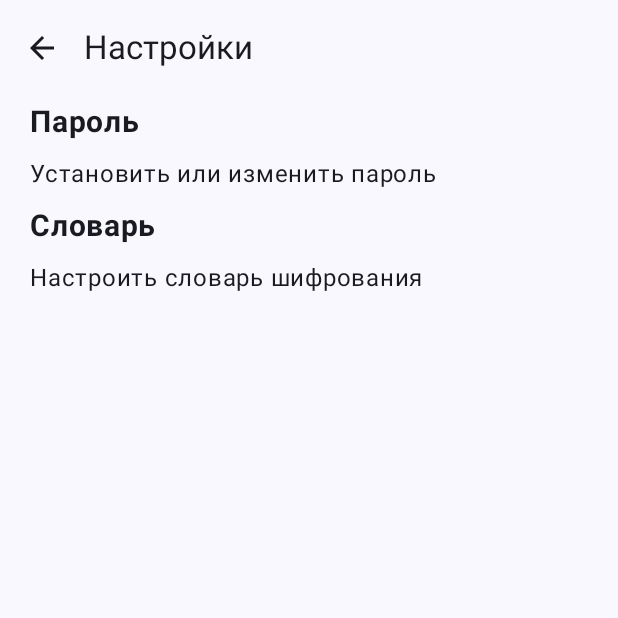
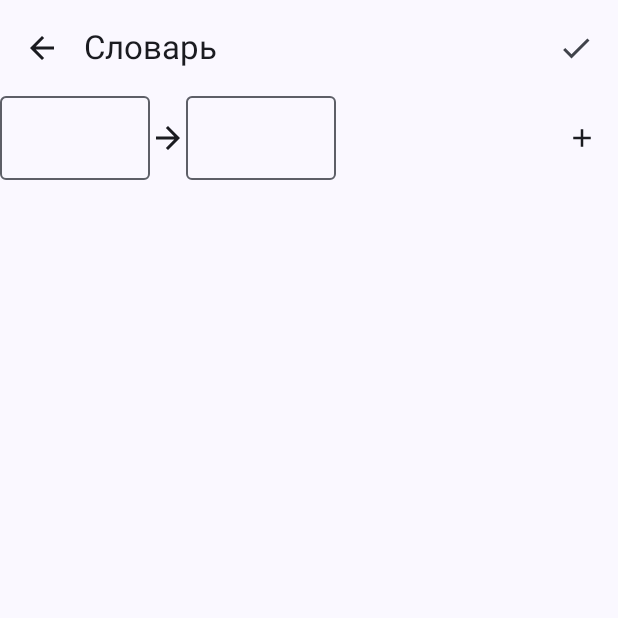
Before and after one commit to ezyxip/rushifr, an Android app built with Jetpack Compose: the SettingScreen screen opened through its navigation route, after a tap on "Словарь", on a phone screen of 412 x 824 dp, the top half of it. Run offline under Robolectric (Android 15) with nearby library versions, the phone set to English and light mode, and no system bars; 3 statements that could not run were skipped.

Commit message:
Добавлены экраны настройки Добавлены экраны настройки для задания пароля для входа в приложение и словаря шифрования

```diff
--- a/app/src/main/java/com/ezyxip/russhifr/RSApp.kt
+++ b/app/src/main/java/com/ezyxip/russhifr/RSApp.kt
@@ -1,29 +1,56 @@
 package com.ezyxip.russhifr
 
+import androidx.activity.compose.BackHandler
 import androidx.compose.runtime.Composable
 import androidx.compose.ui.Modifier
+import androidx.compose.ui.platform.LocalContext
 import androidx.navigation.compose.NavHost
 import androidx.navigation.compose.composable
 import androidx.navigation.compose.rememberNavController
 import androidx.navigation.createGraph
+import com.ezyxip.russhifr.data.FileDataStoreConfiguration
 import com.ezyxip.russhifr.ui.screens.AuthScreen
+import com.ezyxip.russhifr.ui.screens.DictManagerScreen
 import com.ezyxip.russhifr.ui.screens.MainScreen
+import com.ezyxip.russhifr.ui.screens.PasswordManagerScreen
 import com.ezyxip.russhifr.ui.screens.SettingScreen
-
 @Composable
 fun RSApp(modifier: Modifier = Modifier){
+    FileDataStoreConfiguration.bean.appDir = LocalContext.current.filesDir
+
     val navController = rememberNavController()
     val navGraph = navController.createGraph("/auth"){
         composable(route = "/main"){
-            MainScreen(modifier) {navController.navigate("/settings")}
+            MainScreen(
+                modifier,
+                goToSettings = {navController.navigate("/settings")},
+                goToAuth = {navController.navigate("/auth")}
+            )
         }
         composable(route = "/settings"){
-            SettingScreen(modifier) {navController.popBackStack()}
+            SettingScreen(
+                modifier,
+                goToMain = {navController.navigate("/main")},
+                goToDictManager = {navController.navigate("/dictmanager")},
+                goToPasswordManager = {navController.navigate("/passmanager")}
+            )
         }
         composable(route = "/auth"){
+            BackHandler (true){}
             AuthScreen(modifier) {navController.navigate("/main")}
         }
+        composable(route = "/passmanager"){
+            PasswordManagerScreen (
+                modifier,
+                goToSettings = {navController.navigate("/settings")}
+            )
+        }
+        composable(route = "/dictmanager"){
+            DictManagerScreen (
+                modifier,
+                goToSettings = {navController.navigate("/settings")}
+            )
+        }
     }
-
     NavHost(navController = navController, graph = navGraph)
 }
--- /dev/null
+++ b/app/src/main/java/com/ezyxip/russhifr/ui/screens/DictManagerScreen.kt
@@ -0,0 +1,158 @@
+package com.ezyxip.russhifr.ui.screens
+
+import androidx.compose.foundation.clickable
+import androidx.compose.foundation.layout.Arrangement
+import androidx.compose.foundation.layout.Column
+import androidx.compose.foundation.layout.Row
+import androidx.compose.foundation.layout.fillMaxSize
+import androidx.compose.foundation.layout.fillMaxWidth
+import androidx.compose.foundation.layout.imePadding
+import androidx.compose.foundation.layout.padding
+import androidx.compose.foundation.layout.width
+import androidx.compose.foundation.lazy.LazyColumn
+import androidx.compose.foundation.lazy.items
+import androidx.compose.material.icons.Icons
+import androidx.compose.material.icons.filled.Add
+import androidx.compose.material.icons.filled.ArrowBack
+import androidx.compose.material.icons.filled.ArrowForward
+import androidx.compose.material.icons.filled.Check
+import androidx.compose.material.icons.filled.Clear
+import androidx.compose.material3.ExperimentalMaterial3Api
+import androidx.compose.material3.Icon
+import androidx.compose.material3.IconButton
+import androidx.compose.material3.OutlinedTextField
+import androidx.compose.material3.Scaffold
+import androidx.compose.material3.Text
+import androidx.compose.material3.TopAppBar
+import androidx.compose.runtime.Composable
+import androidx.compose.runtime.getValue
+import androidx.compose.runtime.mutableStateOf
+import androidx.compose.runtime.remember
+import androidx.compose.runtime.setValue
+import androidx.compose.ui.Alignment
+import androidx.compose.ui.Modifier
+import androidx.compose.ui.unit.dp
+import androidx.compose.ui.unit.sp
+import com.ezyxip.russhifr.data.DataAdapter
+
+@OptIn(ExperimentalMaterial3Api::class)
+@Composable
+fun DictManagerScreen(
+    modifier: Modifier = Modifier,
+    goToSettings: () -> Unit
+){
+    var rules by remember {
+        mutableStateOf(DataAdapter.bean.getDictionary())
+    }
+    Scaffold (
+        modifier = modifier,
+        topBar = {
+            TopAppBar(
+                title = { Text(text = "Словарь") },
+                navigationIcon = {
+                    IconButton(onClick = goToSettings) {
+                        Icon(imageVector = Icons.Filled.ArrowBack, contentDescription = null)
+                    }
+                },
+                actions = {
+                    IconButton(onClick = {
+                        DataAdapter.bean.setDictionary(rules)
+                        goToSettings()
+                    }) {
+                        Icon(imageVector = Icons.Filled.Check, contentDescription = null)
+                    }
+                }
+            )
+        }
+    ){ paddings ->
+        var key by remember {
+            mutableStateOf("")
+        }
+        var value by remember {
+            mutableStateOf("")
+        }
+        Column (
+            modifier = modifier.fillMaxSize().padding(paddings)
+        ){
+
+            Row(
+                modifier = modifier
+                    .fillMaxWidth()
+                    .clickable { },
+                horizontalArrangement = Arrangement.SpaceBetween,
+                verticalAlignment = Alignment.CenterVertically
+            ) {
+                Row (
+                    modifier,
+                    verticalAlignment = Alignment.CenterVertically
+                ){
+                    OutlinedTextField(
+                        modifier = modifier.width(100.dp),
+                        value = key,
+                        onValueChange = {
+                            if(it.length <= 1){
+                                key = it
+                            }
+                        }
+                    )
+                    Icon(imageVector = Icons.Filled.ArrowForward, contentDescription = null)
+                    OutlinedTextField(
+                        modifier = modifier.width(100.dp),
+                        value = value,
+                        onValueChange = {
+                            if(it.length <= 1){
+                                value = it
+                            }
+                        }
+                    )
+                }
+                IconButton(onClick = {
+                    if(key.length == 1 && value.length == 1){
+                        rules = rules + (key[0].lowercaseChar() to value[0].lowercaseChar())
+                    }
+                }) {
+                    Icon(
+                        modifier = modifier.padding(10.dp),
+                        imageVector = Icons.Filled.Add,
+                        contentDescription = null
+                    )
+                }
+            }
+            LazyColumn(modifier = modifier.imePadding()) {
+                items(rules.toList()) { rule ->
+                    Row(
+                        modifier = modifier
+                            .fillMaxWidth()
+                            .clickable { },
+                        horizontalArrangement = Arrangement.SpaceBetween,
+                        verticalAlignment = Alignment.CenterVertically
+                    ) {
+                        Row(
+                            modifier = modifier,
+                            verticalAlignment = Alignment.CenterVertically
+                        ) {
+                            Text(
+                                modifier = modifier.padding(10.dp),
+                                text = rule.first.toString(),
+                                fontSize = 20.sp
+                            )
+                            Icon(imageVector = Icons.Filled.ArrowForward, contentDescription = null)
+                            Text(
+                                modifier = modifier.padding(10.dp),
+                                text = rule.second.toString(),
+                                fontSize = 20.sp
+                            )
+                        }
+                        IconButton(onClick = { rules = rules.filter { e -> e.toPair() != rule } }) {
+                            Icon(
+                                modifier = modifier.padding(10.dp),
+                                imageVector = Icons.Filled.Clear,
+                                contentDescription = null
+                            )
+                        }
+                    }
+                }
+            }
+        }
+    }
+}
--- a/app/src/main/java/com/ezyxip/russhifr/ui/screens/SettingScreen.kt
+++ b/app/src/main/java/com/ezyxip/russhifr/ui/screens/SettingScreen.kt
@@ -18,7 +18,9 @@ import com.ezyxip.russhifr.ui.components.SettingItem
 @Composable
 fun SettingScreen(
     modifier: Modifier = Modifier,
-    goToMain: () -> Unit
+    goToMain: () -> Unit,
+    goToPasswordManager: () -> Unit,
+    goToDictManager: () -> Unit
 ){
     Scaffold (
         modifier = modifier,
@@ -36,8 +38,8 @@ fun SettingScreen(
         Column (
             modifier = modifier.padding(paddings)
         ){
-            SettingItem(name = "Пароль", label = "Установить или изменить пароль"){}
-            SettingItem(name = "Словарь", label = "Настроить словарь шифрования"){}
+            SettingItem(name = "Пароль", label = "Установить или изменить пароль"){goToPasswordManager()}
+            SettingItem(name = "Словарь", label = "Настроить словарь шифрования"){goToDictManager()}
         }
     }
 }
```
